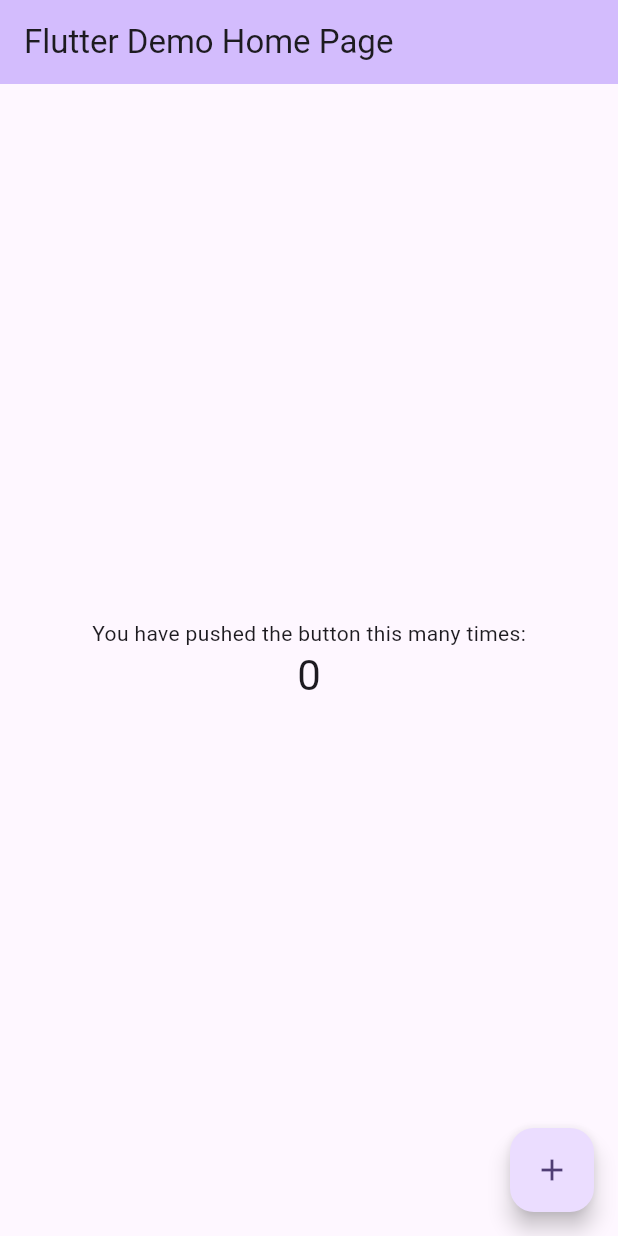
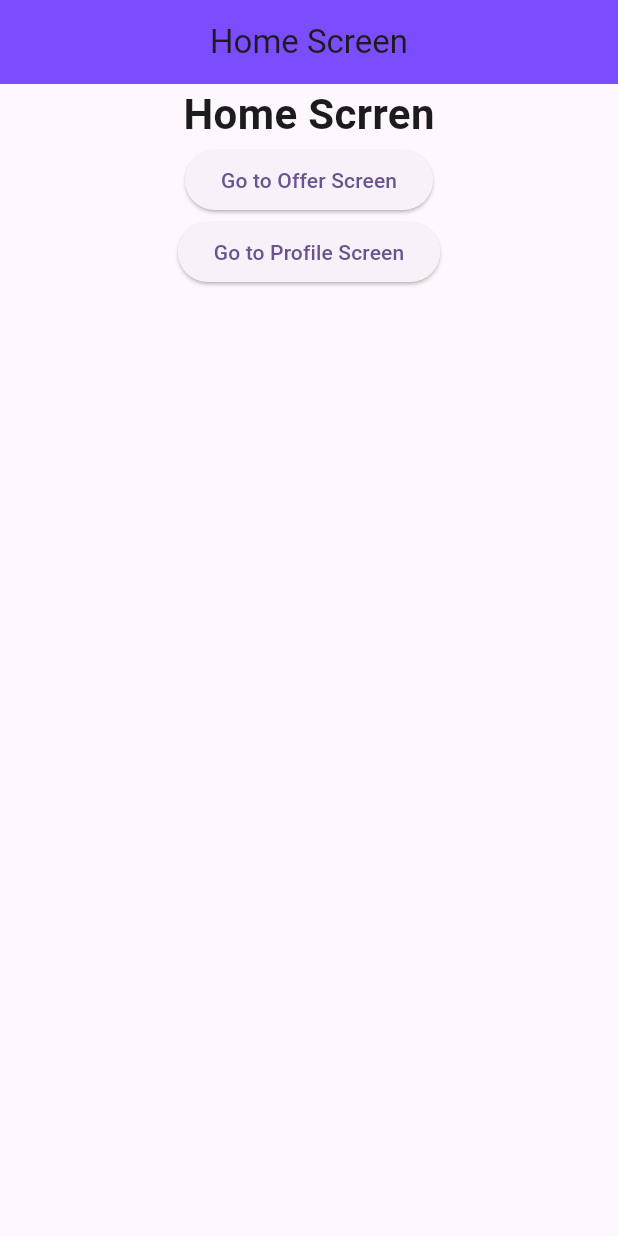
Before and after one commit to mobasaradev/deeplink, a Flutter app: the screen it shows after launch, on a phone screen of 412 x 824 dp. Run offline on Flutter 3.47's test engine with Material 3 defaults, Android fonts, the light colour scheme and no system bars.

Commit message:
Added: Some pages to navigate

```diff
--- /dev/null
+++ b/lib/app.dart
@@ -0,0 +1,18 @@
+import 'package:flutter/material.dart';
+
+import 'screen/home_screen.dart';
+
+class MyApp extends StatelessWidget {
+  const MyApp({super.key});
+
+  @override
+  Widget build(BuildContext context) {
+    return MaterialApp(
+      title: 'Flutter Demo',
+      theme: ThemeData(
+        colorScheme: ColorScheme.fromSeed(seedColor: Colors.deepPurple),
+      ),
+      home: const HomeScreen(),
+    );
+  }
+}
--- a/lib/main.dart
+++ b/lib/main.dart
@@ -1,122 +1,7 @@
 import 'package:flutter/material.dart';
+
+import 'app.dart';
 
 void main() {
   runApp(const MyApp());
 }
-
-class MyApp extends StatelessWidget {
-  const MyApp({super.key});
-
-  // This widget is the root of your application.
-  @override
-  Widget build(BuildContext context) {
-    return MaterialApp(
-      title: 'Flutter Demo',
-      theme: ThemeData(
-        // This is the theme of your application.
-        //
-        // TRY THIS: Try running your application with "flutter run". You'll see
-        // the application has a purple toolbar. Then, without quitting the app,
-        // try changing the seedColor in the colorScheme below to Colors.green
-        // and then invoke "hot reload" (save your changes or press the "hot
-        // reload" button in a Flutter-supported IDE, or press "r" if you used
-        // the command line to start the app).
-        //
-        // Notice that the counter didn't reset back to zero; the application
-        // state is not lost during the reload. To reset the state, use hot
-        // restart instead.
-        //
-        // This works for code too, not just values: Most code changes can be
-        // tested with just a hot reload.
-        colorScheme: ColorScheme.fromSeed(seedColor: Colors.deepPurple),
-      ),
-      home: const MyHomePage(title: 'Flutter Demo Home Page'),
-    );
-  }
-}
-
-class MyHomePage extends StatefulWidget {
-  const MyHomePage({super.key, required this.title});
-
-  // This widget is the home page of your application. It is stateful, meaning
-  // that it has a State object (defined below) that contains fields that affect
-  // how it looks.
-
-  // This class is the configuration for the state. It holds the values (in this
-  // case the title) provided by the parent (in this case the App widget) and
-  // used by the build method of the State. Fields in a Widget subclass are
-  // always marked "final".
-
-  final String title;
-
-  @override
-  State<MyHomePage> createState() => _MyHomePageState();
-}
-
-class _MyHomePageState extends State<MyHomePage> {
-  int _counter = 0;
-
-  void _incrementCounter() {
-    setState(() {
-      // This call to setState tells the Flutter framework that something has
-      // changed in this State, which causes it to rerun the build method below
-      // so that the display can reflect the updated values. If we changed
-      // _counter without calling setState(), then the build method would not be
-      // called again, and so nothing would appear to happen.
-      _counter++;
-    });
-  }
-
-  @override
-  Widget build(BuildContext context) {
-    // This method is rerun every time setState is called, for instance as done
-    // by the _incrementCounter method above.
-    //
-    // The Flutter framework has been optimized to make rerunning build methods
-    // fast, so that you can just rebuild anything that needs updating rather
-    // than having to individually change instances of widgets.
-    return Scaffold(
-      appBar: AppBar(
-        // TRY THIS: Try changing the color here to a specific color (to
-        // Colors.amber, perhaps?) and trigger a hot reload to see the AppBar
-        // change color while the other colors stay the same.
-        backgroundColor: Theme.of(context).colorScheme.inversePrimary,
-        // Here we take the value from the MyHomePage object that was created by
-        // the App.build method, and use it to set our appbar title.
-        title: Text(widget.title),
-      ),
-      body: Center(
-        // Center is a layout widget. It takes a single child and positions it
-        // in the middle of the parent.
-        child: Column(
-          // Column is also a layout widget. It takes a list of children and
-          // arranges them vertically. By default, it sizes itself to fit its
-          // children horizontally, and tries to be as tall as its parent.
-          //
-          // Column has various properties to control how it sizes itself and
-          // how it positions its children. Here we use mainAxisAlignment to
-          // center the children vertically; the main axis here is the vertical
-          // axis because Columns are vertical (the cross axis would be
-          // horizontal).
-          //
-          // TRY THIS: Invoke "debug painting" (choose the "Toggle Debug Paint"
-          // action in the IDE, or press "p" in the console), to see the
-          // wireframe for each widget.
-          mainAxisAlignment: MainAxisAlignment.center,
-          children: <Widget>[
-            const Text('You have pushed the button this many times:'),
-            Text(
-              '$_counter',
-              style: Theme.of(context).textTheme.headlineMedium,
-            ),
-          ],
-        ),
-      ),
-      floatingActionButton: FloatingActionButton(
-        onPressed: _incrementCounter,
-        tooltip: 'Increment',
-        child: const Icon(Icons.add),
-      ), // This trailing comma makes auto-formatting nicer for build methods.
-    );
-  }
-}
--- /dev/null
+++ b/lib/screen/home_screen.dart
@@ -0,0 +1,34 @@
+import 'package:flutter/material.dart';
+
+class HomeScreen extends StatelessWidget {
+  const HomeScreen({super.key});
+
+  @override
+  Widget build(BuildContext context) {
+    return Scaffold(
+      appBar: AppBar(
+        title: Text("Home Screen"),
+        centerTitle: true,
+        backgroundColor: Colors.deepPurpleAccent,
+      ),
+      body: SizedBox(
+        width: double.maxFinite,
+        height: double.maxFinite,
+
+        child: Column(
+          children: [
+            Text(
+              "Home Scrren",
+              style: TextStyle(fontSize: 28, fontWeight: FontWeight.w600),
+            ),
+            ElevatedButton(onPressed: () {}, child: Text('Go to Offer Screen')),
+            ElevatedButton(
+              onPressed: () {},
+              child: Text('Go to Profile Screen'),
+            ),
+          ],
+        ),
+      ),
+    );
+  }
+}
```
Also changed, not shown: lib/screen/offer_screen.dart (added, +34 -0 lines), lib/screen/profile_screen.dart (added, +34 -0 lines).
